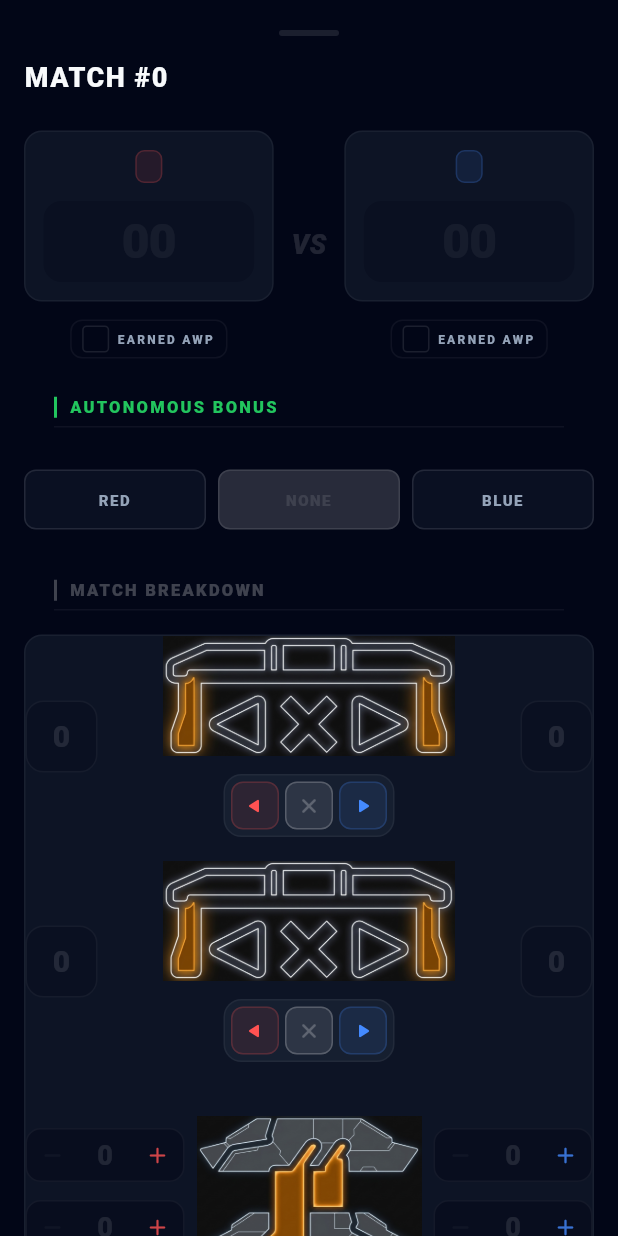
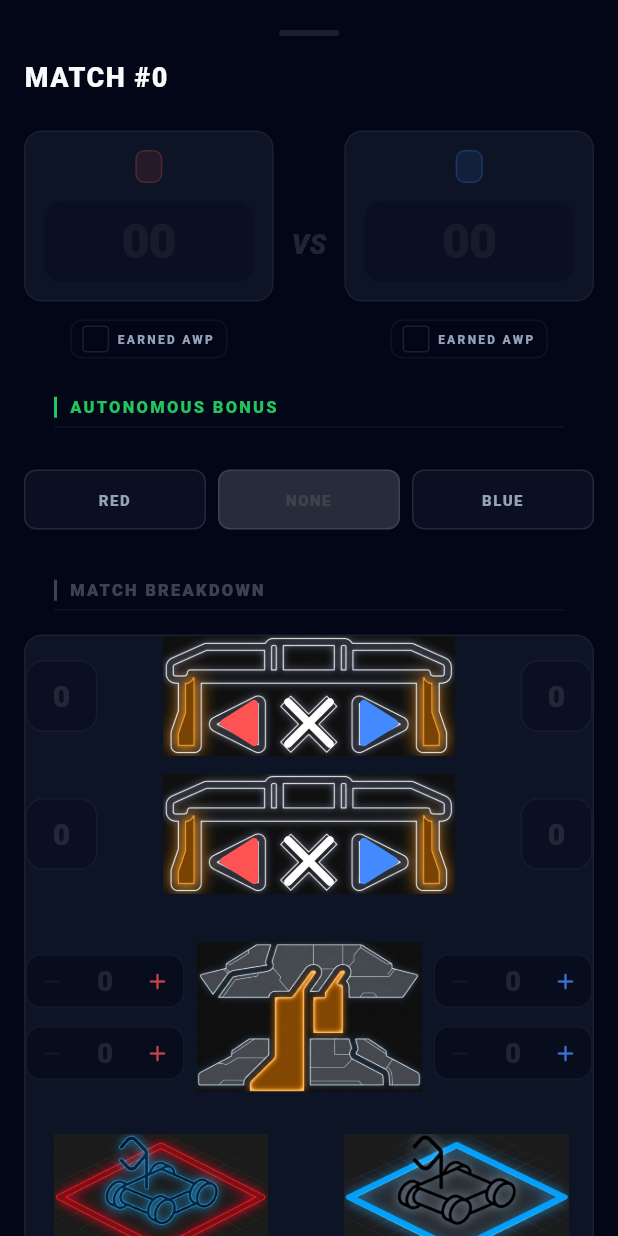
Before and after one commit to jysnz/QCUROBOTICS_MATCH_MANAGEMENT, a Flutter app: the StartMatchModal widget shown alone on an empty page, opened directly with empty values, on a phone screen of 412 x 824 dp. Run offline on Flutter 3.47's test engine with Material 3 defaults, Android fonts, the light colour scheme and no system bars; our stand-ins replace flutter_dotenv, google_sign_in, image_picker, supabase_flutter; accounts and stored records are empty; network calls fail; project files that could hold a hidden picture were left out.

Commit message:
Make the control buttons in their designation positions

```diff
--- a/lib/Pages/Tournament/start_match_modal.dart
+++ b/lib/Pages/Tournament/start_match_modal.dart
@@ -228,12 +228,13 @@ class _StartMatchModalState extends State<StartMatchModal> {
                 children: [
                   // Long Goal 1
                   _BreakdownRow(
-                    image: Column(
-                      mainAxisSize: MainAxisSize.min,
+                    image: Stack(
+                      alignment: Alignment.center,
                       children: [
                         const BreakdownImage(path: 'Images/long_goal.png', height: 80),
-                        const SizedBox(height: 12),
-                        _TripleButtonControl(
+                        Positioned(
+                          bottom: 0,
+                          child: _TripleButtonControl(
                             onLeft: () => setState(() => _longGoal1Red++),
                             onCenter: () => setState(() {
                               _longGoal1Red = 0;
@@ -242,22 +243,24 @@ class _StartMatchModalState extends State<StartMatchModal> {
                             onRight: () => setState(() => _longGoal1Blue++),
                             enabled: widget.matchData.status != 'Completed',
                           ),
+                        ),
                       ],
                     ),
                     leftContent: _ValueDisplay(value: _longGoal1Red, color: Colors.redAccent),
                     rightContent: _ValueDisplay(value: _longGoal1Blue, color: Colors.blueAccent),
                   ),
 
-                  const SizedBox(height: 16),
+                  const SizedBox(height: 12),
 
                   // Long Goal 2
                   _BreakdownRow(
-                    image: Column(
-                      mainAxisSize: MainAxisSize.min,
+                    image: Stack(
+                      alignment: Alignment.center,
                       children: [
                         const BreakdownImage(path: 'Images/long_goal.png', height: 80),
-                        const SizedBox(height: 12),
-                        _TripleButtonControl(
+                        Positioned(
+                          bottom: 0,
+                          child: _TripleButtonControl(
                             onLeft: () => setState(() => _longGoal2Red++),
                             onCenter: () => setState(() {
                               _longGoal2Red = 0;
@@ -266,13 +269,14 @@ class _StartMatchModalState extends State<StartMatchModal> {
                             onRight: () => setState(() => _longGoal2Blue++),
                             enabled: widget.matchData.status != 'Completed',
                           ),
+                        ),
                       ],
                     ),
                     leftContent: _ValueDisplay(value: _longGoal2Red, color: Colors.redAccent),
                     rightContent: _ValueDisplay(value: _longGoal2Blue, color: Colors.blueAccent),
                   ),
 
-                  const SizedBox(height: 16),
+                  const SizedBox(height: 12),
 
                   // Middle Goal
                   _BreakdownRow(
@@ -715,46 +719,88 @@ class _TripleButtonControl extends StatelessWidget {
   final VoidCallback? onCenter;
   final VoidCallback? onRight;
   final bool enabled;
+  final double iconSize;
+  final double buttonSize;
+  final double gap;
+  final double leftXOffset;
+  final double leftYOffset;
+  final double centerXOffset;
+  final double centerYOffset;
+  final double rightXOffset;
+  final double rightYOffset;
 
   const _TripleButtonControl({
     this.onLeft,
     this.onCenter,
     this.onRight,
     this.enabled = true,
+    this.iconSize = 60,
+    this.buttonSize = 44,
+    this.gap = 0,
+    this.leftXOffset = 0,
+    this.leftYOffset = 0,
+    this.centerXOffset = 0,
+    this.centerYOffset = 0,
+    this.rightXOffset = 0,
+    this.rightYOffset = 0,
   });
 
   @override
   Widget build(BuildContext context) {
-    return Container(
-      padding: const EdgeInsets.symmetric(horizontal: 4, vertical: 4),
-      decoration: BoxDecoration(
-        color: kSurface.withValues(alpha: 0.5),
-        borderRadius: BorderRadius.circular(12),
-        border: Border.all(color: Colors.white.withValues(alpha: 0.05)),
-      ),
-      child: Row(
-        mainAxisSize: MainAxisSize.min,
+    // Calculate total width based on button size and gap (supports negative gaps)
+    final double totalWidth = (buttonSize * 3) + (gap * 2);
+
+    return SizedBox(
+      width: totalWidth,
+      height: buttonSize,
+      child: Stack(
+        clipBehavior: Clip.none,
         children: [
-          _ControlBtn(
+          // Left Button
+          Positioned(
+            left: 0,
+            top: 0,
+            child: _ControlBtn(
               icon: Icons.play_arrow_rounded,
               isLeft: true,
               onTap: onLeft,
               enabled: enabled,
               color: Colors.redAccent,
+              iconSize: iconSize,
+              size: buttonSize,
+              xOffset: leftXOffset,
+              yOffset: leftYOffset,
             ),
-          const SizedBox(width: 4),
-          _ControlBtn(
+          ),
+          // Center Button
+          Positioned(
+            left: buttonSize + gap,
+            top: 0,
+            child: _ControlBtn(
               icon: Icons.close_rounded,
               onTap: onCenter,
               enabled: enabled,
-            color: Colors.white24,
+              color: Colors.white,
+              iconSize: iconSize,
+              size: buttonSize,
+              xOffset: centerXOffset,
+              yOffset: centerYOffset,
             ),
-          const SizedBox(width: 4),
-          _ControlBtn(
+          ),
+          // Right Button
+          Positioned(
+            left: (buttonSize * 2) + (gap * 2),
+            top: 0,
+            child: _ControlBtn(
               icon: Icons.play_arrow_rounded,
               onTap: onRight,
               enabled: enabled,
               color: Colors.blueAccent,
+              iconSize: iconSize,
+              size: buttonSize,
+              xOffset: rightXOffset,
+              yOffset: rightYOffset,
+            ),
           ),
         ],
       ),
@@ -768,6 +814,10 @@ class _ControlBtn extends StatelessWidget {
   final VoidCallback? onTap;
   final bool enabled;
   final Color color;
+  final double iconSize;
+  final double size;
+  final double xOffset;
+  final double yOffset;
 
   const _ControlBtn({
     required this.icon,
@@ -775,33 +825,50 @@ class _ControlBtn extends StatelessWidget {
     this.onTap,
     this.enabled = true,
     required this.color,
+    this.iconSize = 32,
+    this.size = 44,
+    this.xOffset = 0,
+    this.yOffset = 0,
   });
 
   @override
   Widget build(BuildContext context) {
-    return Material(
-      color: Colors.transparent,
-      child: InkWell(
-        onTap: enabled ? onTap : null,
-        borderRadius: BorderRadius.circular(8),
-        child: Container(
-          width: 32,
-          height: 32,
-          decoration: BoxDecoration(
-            color: color.withValues(alpha: 0.1),
-            borderRadius: BorderRadius.circular(8),
-            border: Border.all(color: color.withValues(alpha: 0.2)),
-          ),
+    return SizedBox(
+      width: size,
+      height: size,
+      child: Stack(
+        alignment: Alignment.center,
+        clipBehavior: Clip.none,
+        children: [
+          // The Icon (Visual)
+          Positioned(
+            left: xOffset - (iconSize / 2) + (size / 2),
+            top: yOffset - (iconSize / 2) + (size / 2),
+            child: IgnorePointer(
               child: Transform.rotate(
                 angle: isLeft ? 3.14159 : 0,
                 child: Icon(
                   icon,
-              size: 16,
-              color: enabled ? color : color.withValues(alpha: 0.2),
+                  size: iconSize,
+                  color: enabled ? color : color.withValues(alpha: 0.1),
                 ),
               ),
             ),
           ),
+          // The Tap Target
+          Material(
+            color: Colors.transparent,
+            child: InkWell(
+              onTap: enabled ? onTap : null,
+              borderRadius: BorderRadius.circular(size / 2),
+              child: SizedBox(
+                width: size,
+                height: size,
+              ),
+            ),
+          ),
+        ],
+      ),
     );
   }
 }
```
Lines whose indentation alone changed are shown as unchanged.
